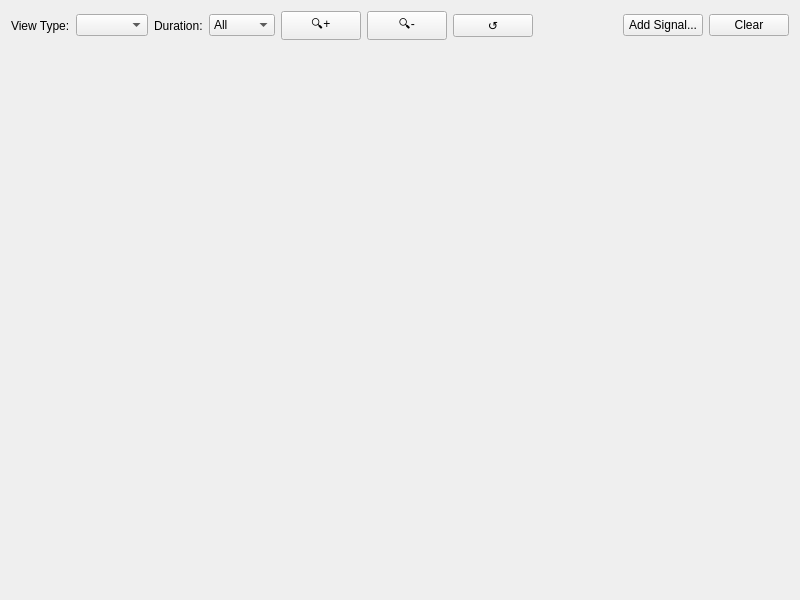
Qt form src/window/GraphWindow/GraphWindow.ui (1-hexene/CANgaroo) before a commit.
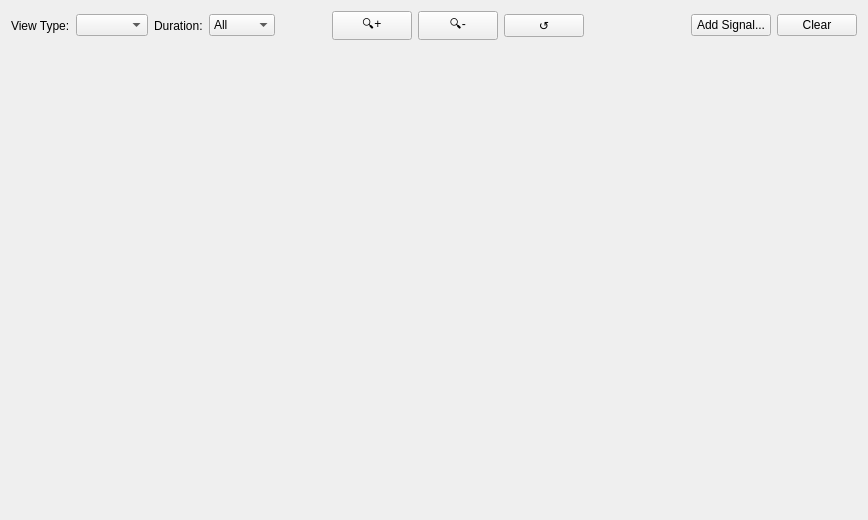
The same form after that commit.

What changed in the file:
```diff
--- a/src/window/GraphWindow/GraphWindow.ui
+++ b/src/window/GraphWindow/GraphWindow.ui
@@ -6,8 +6,8 @@
    <rect>
     <x>0</x>
     <y>0</y>
-    <width>800</width>
-    <height>600</height>
+    <width>868</width>
+    <height>520</height>
    </rect>
   </property>
   <property name="windowTitle">
@@ -67,34 +67,53 @@
         </item>
        </widget>
       </item>
+     <item>
+      <spacer name="horizontalSpacer_3">
+       <property name="orientation">
+        <enum>Qt::Horizontal</enum>
+       </property>
+       <property name="sizeHint" stdset="0">
+        <size>
+         <width>30</width>
+         <height>20</height>
+        </size>
+       </property>
+      </spacer>
+     </item>
       <item>
        <widget class="QPushButton" name="zoomInButton">
-        <property name="text">
-         <string>🔍+</string>
+       <property name="sizePolicy">
+        <sizepolicy hsizetype="Minimum" vsizetype="Fixed">
+         <horstretch>0</horstretch>
+         <verstretch>0</verstretch>
+        </sizepolicy>
         </property>
         <property name="toolTip">
          <string>Zoom In</string>
         </property>
+       <property name="text">
+        <string>🔍+</string>
+       </property>
        </widget>
       </item>
       <item>
        <widget class="QPushButton" name="zoomOutButton">
-        <property name="text">
-         <string>🔍-</string>
-        </property>
         <property name="toolTip">
          <string>Zoom Out</string>
         </property>
+       <property name="text">
+        <string>🔍-</string>
+       </property>
        </widget>
       </item>
       <item>
        <widget class="QPushButton" name="resetZoomButton">
-        <property name="text">
-         <string>↺</string>
-        </property>
         <property name="toolTip">
          <string>Reset Zoom</string>
         </property>
+       <property name="text">
+        <string>↺</string>
+       </property>
        </widget>
       </item>
       <item>
@@ -110,6 +129,19 @@
         </property>
        </spacer>
       </item>
+     <item>
+      <spacer name="horizontalSpacer_2">
+       <property name="orientation">
+        <enum>Qt::Horizontal</enum>
+       </property>
+       <property name="sizeHint" stdset="0">
+        <size>
+         <width>30</width>
+         <height>20</height>
+        </size>
+       </property>
+      </spacer>
+     </item>
       <item>
        <widget class="QPushButton" name="addSignalButton">
         <property name="text">
```
Lines whose indentation alone changed are shown as unchanged.
